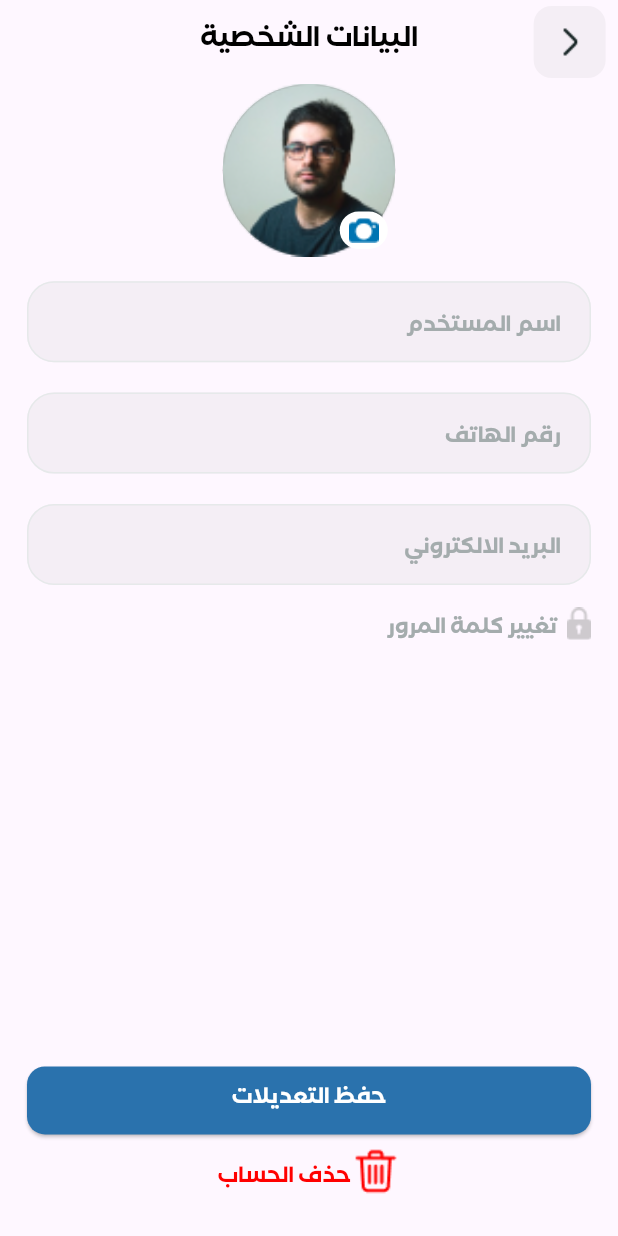
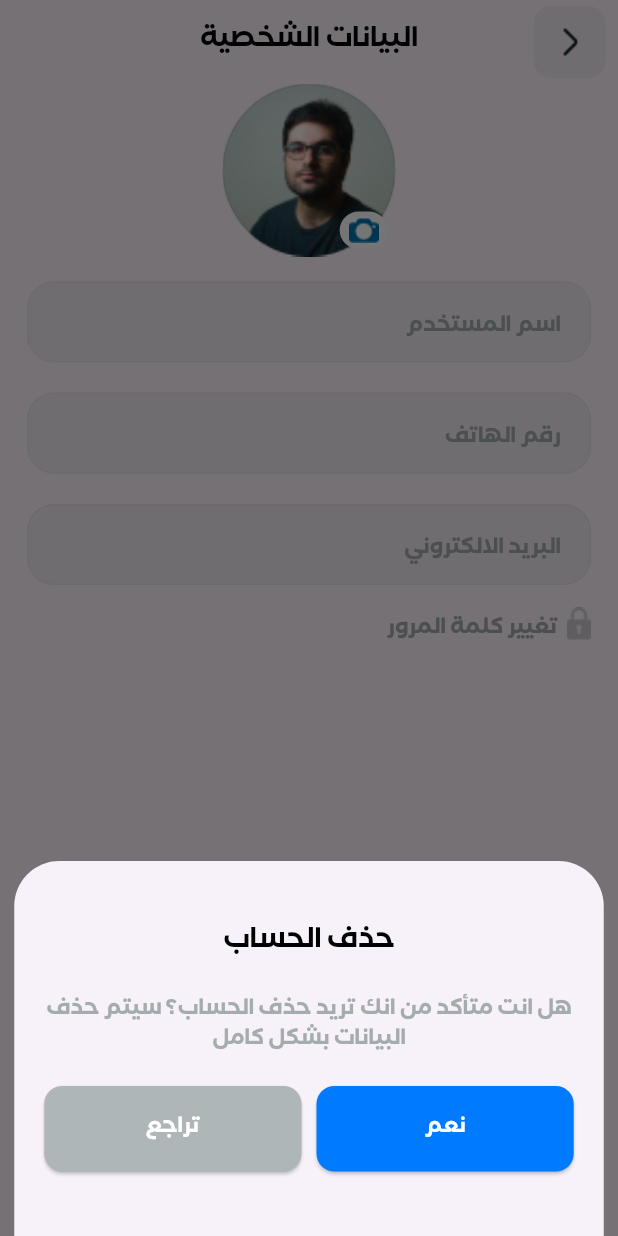
Before and after one commit to alibesar7/eazy_app, a Flutter app: the PersonalDetailsView screen opened by its route, after a tap on "حذف الحساب", on a phone screen of 412 x 824 dp. Run offline on Flutter 3.47's test engine with Material 3 defaults, Android fonts, the phone set to English and light mode, and no system bars; drawn by our look-alikes of flutter_form_builder; our stand-ins replace form_builder_validators, go_router, pinput, sizer.

Commit message:
all is done

```diff
--- a/lib/Features/PersonalData/Presentation/views/personal_details_view.dart
+++ b/lib/Features/PersonalData/Presentation/views/personal_details_view.dart
@@ -1,8 +1,12 @@
+import 'package:esay_app/Features/PersonalData/Presentation/widgets/custom_circle_avatar.dart';
+import 'package:esay_app/Features/PersonalData/Presentation/widgets/custom_modal_bottom_sheet.dart';
 import 'package:esay_app/Features/Subscriptions/Presentation/views/widgets/custom_appbar.dart';
 import 'package:esay_app/Features/Subscriptions/Presentation/views/widgets/custom_form_text_field.dart';
 import 'package:esay_app/Features/Subscriptions/Presentation/views/widgets/custom_row.dart';
+import 'package:esay_app/core/utils/appColors.dart';
 import 'package:esay_app/core/utils/appStyles.dart';
 import 'package:esay_app/core/utils/app_assets.dart';
+import 'package:esay_app/core/utils/widgets/custom_alert_dialog.dart';
 import 'package:esay_app/core/utils/widgets/custom_button.dart';
 import 'package:flutter/material.dart';
 import 'package:flutter_form_builder/flutter_form_builder.dart';
@@ -31,32 +35,7 @@ class PersonalDetailsView extends StatelessWidget {
                   child: SizedBox(
                 height: 115,
                 width: 115,
-                child: CircleAvatar(
-                  backgroundColor: Colors.grey,
-                  child: Stack(children: [
-                    Image.asset(
-                      Assets.assetsIconsOval,
-                      height: 115,
-                      width: 115,
-                      fit: BoxFit.cover,
-                    ),
-                    Positioned(
-                        right: 5,
-                        bottom: 5,
-                        child: InkWell(
-                          onTap: () {
-                            context.push("/upgrade");
-                          },
-                          child: Container(
-                              height: 25,
-                              width: 32,
-                              decoration: BoxDecoration(
-                                  borderRadius: BorderRadius.circular(23),
-                                  color: Colors.white),
-                              child: Image.asset(Assets.assetsIconsCamera)),
-                        ))
-                  ]),
-                ),
+                child: CustomCircleAvatar(),
               )),
               SizedBox(height: 2.h),
               CustomFormTextField(
@@ -103,7 +82,9 @@ class PersonalDetailsView extends StatelessWidget {
                     ]),
                   ]),
               InkWell(
-                onTap: () {},
+                onTap: () {
+                  context.push("/resetPassword");
+                },
                 child: Row(
                   mainAxisAlignment: MainAxisAlignment.end,
                   children: [
@@ -125,13 +106,47 @@ class PersonalDetailsView extends StatelessWidget {
               Spacer(flex: 1),
               CustomButton(
                 title: "حفظ التعديلات",
-                onPressed: () {},
+                onPressed: () {
+                  showDialog(
+                      context: context,
+                      builder: (BuildContext context) {
+                        return CustomAlertDialog(
+                          title: "تم حفظ التعديلات بنجاح",
+                          widget1: Image.asset(Assets.assetsIconsMobilePay),
+                          widget2: ElevatedButton(
+                            style: ElevatedButton.styleFrom(
+                              backgroundColor: Color(0xff2A72AD),
+                              shape: RoundedRectangleBorder(
+                                borderRadius: BorderRadius.circular(8),
+                              ),
+                            ),
+                            onPressed: () {
+                              Navigator.of(context).pop();
+                            },
+                            child: Text("تم",
+                                style: AppTextStyles.text14
+                                    .copyWith(color: Colors.white)),
+                          ),
+                        );
+                      });
+                },
               ),
               SizedBox(
                 height: 1.h,
               ),
               InkWell(
-                onTap: () {},
+                onTap: () {
+                  showModalBottomSheet(
+                    context: context,
+                    shape: const RoundedRectangleBorder(
+                      borderRadius:
+                          BorderRadius.vertical(top: Radius.circular(30)),
+                    ),
+                    builder: (BuildContext context) {
+                      return CustomModalBottomSheet();
+                    },
+                  );
+                },
                 child: CustomRow(
                     padding: EdgeInsets.only(bottom: 10),
                     mainAxisAlignmen: MainAxisAlignment.center,
--- a/lib/Features/PersonalData/Presentation/views/reset_password_view.dart
+++ b/lib/Features/PersonalData/Presentation/views/reset_password_view.dart
@@ -5,6 +5,7 @@ import 'package:esay_app/core/utils/widgets/custom_button.dart';
 import 'package:flutter/material.dart';
 import 'package:flutter_form_builder/flutter_form_builder.dart';
 import 'package:form_builder_validators/form_builder_validators.dart';
+import 'package:go_router/go_router.dart';
 import 'package:sizer/sizer.dart';
 
 class ResetPasswordView extends StatelessWidget {
@@ -97,7 +98,9 @@ class ResetPasswordView extends StatelessWidget {
                 Align(
                   alignment: Alignment.centerRight,
                   child: InkWell(
-                    onTap: () {},
+                    onTap: () {
+                      context.push("/forgetPassword");
+                    },
                     child: Text(
                       "نسيت كلمة المرور؟ ",
                       style: AppTextStyles.text14
--- /dev/null
+++ b/lib/Features/PersonalData/Presentation/widgets/custom_circle_avatar.dart
@@ -0,0 +1,38 @@
+
+import 'package:esay_app/core/utils/app_assets.dart';
+import 'package:flutter/material.dart';
+
+class CustomCircleAvatar extends StatelessWidget {
+  const CustomCircleAvatar({
+    super.key,
+  });
+
+  @override
+  Widget build(BuildContext context) {
+    return CircleAvatar(
+      backgroundColor: Colors.grey,
+      child: Stack(children: [
+        Image.asset(
+          Assets.assetsIconsOval,
+          height: 115,
+          width: 115,
+          fit: BoxFit.cover,
+        ),
+        Positioned(
+            right: 5,
+            bottom: 5,
+            child: InkWell(
+              onTap: () {
+              },
+              child: Container(
+                  height: 25,
+                  width: 32,
+                  decoration: BoxDecoration(
+                      borderRadius: BorderRadius.circular(23),
+                      color: Colors.white),
+                  child: Image.asset(Assets.assetsIconsCamera)),
+            ))
+      ]),
+    );
+  }
+}
--- /dev/null
+++ b/lib/Features/PersonalData/Presentation/widgets/custom_modal_bottom_sheet.dart
@@ -0,0 +1,91 @@
+
+import 'package:esay_app/core/utils/appColors.dart';
+import 'package:esay_app/core/utils/appStyles.dart';
+import 'package:flutter/material.dart';
+
+class CustomModalBottomSheet extends StatelessWidget {
+  const CustomModalBottomSheet({
+    super.key,
+  });
+
+  @override
+  Widget build(BuildContext context) {
+    return SizedBox(
+      height: 250,
+      width: 393,
+      child: Column(
+        children: [
+          SizedBox(
+            height: 41,
+          ),
+          Text(
+            "حذف الحساب",
+            style:
+                AppTextStyles.text16.copyWith(fontSize: 18),
+          ),
+          const SizedBox(height: 23),
+          Text(
+            "هل انت متأكد من انك تريد حذف الحساب؟ سيتم حذف البيانات بشكل كامل",
+            style: AppTextStyles.text14
+                .copyWith(color: Color(0xffA4ACAD)),
+            textAlign: TextAlign.center,
+          ),
+          const SizedBox(height: 20),
+          Padding(
+            padding:
+                const EdgeInsets.symmetric(horizontal: 20),
+            child: Row(
+              children: [
+                Expanded(
+                  child: SizedBox(
+                    height: 57,
+                    width: 165,
+                    child: ElevatedButton(
+                      style: ElevatedButton.styleFrom(
+                        backgroundColor: Color(0xffAFB6B7),
+                        shape: RoundedRectangleBorder(
+                          borderRadius:
+                              BorderRadius.circular(12),
+                        ),
+                      ),
+                      onPressed: () {
+                        Navigator.pop(context);
+                      },
+                      child: const Text(
+                        "تراجع",
+                        style: AppTextStyles.text14,
+                      ),
+                    ),
+                  ),
+                ),
+                const SizedBox(width: 10),
+                Expanded(
+                  child: SizedBox(
+                    height: 57,
+                    width: 165,
+                    child: ElevatedButton(
+                        style: ElevatedButton.styleFrom(
+                          backgroundColor: AppColors.primary,
+                          shape: RoundedRectangleBorder(
+                            borderRadius:
+                                BorderRadius.circular(12),
+                          ),
+                        ),
+                        onPressed: () {
+                          Navigator.pop(context);
+                        },
+                        child: const Text("نعم",
+                            style: AppTextStyles.text14)),
+                  ),
+                ),
+              ],
+            ),
+          ),
+          SizedBox(
+            height: 40,
+          )
+        ],
+      ),
+    );
+  }
+}
--- a/lib/Features/Subscriptions/Presentation/views/payment_view.dart
+++ b/lib/Features/Subscriptions/Presentation/views/payment_view.dart
@@ -100,7 +100,8 @@ class _PaymentViewState extends State<PaymentView> {
                       showDialog(
                         context: context,
                         builder: (context) {
-                          return CustomAlertDialog.CustomAlertDialog(
+                          return CustomAlertDialog(
+                            title:  "تم الدفع بنجاح",
                             widget1: Image.asset(Assets.assetsIconsMobilePay),
                             widget2: ElevatedButton(
                               style: ElevatedButton.styleFrom(
--- a/lib/core/utils/app_router.dart
+++ b/lib/core/utils/app_router.dart
@@ -42,19 +42,19 @@ final GoRouter router = GoRouter(routes: <RouteBase>[
         return UpdatePasswordView();
       }),
   GoRoute(
-      path: 'otp',
+      path: '/otp',
       builder: (BuildContext context, GoRouterState state) {
         return OTPView();
       }),
 
 GoRoute(
-      path: '/account',
+      path: '/',
       builder: (BuildContext context, GoRouterState state) {
         return AccountView();
       }),
 
 GoRoute(
-      path: '/',
+      path: '/personalDetails',
       builder: (BuildContext context, GoRouterState state) {
         return PersonalDetailsView();
       }),
```
Also changed, not shown: lib/Features/PersonalData/Presentation/views/forget_password.dart (+6 -1 lines), lib/Features/PersonalData/Presentation/views/otp_view.dart (+6 -1 lines), lib/Features/PersonalData/Presentation/widgets/custom_account_card.dart (+9 -6 lines), lib/core/utils/widgets/custom_alert_dialog.dart (+4 -5 lines).
